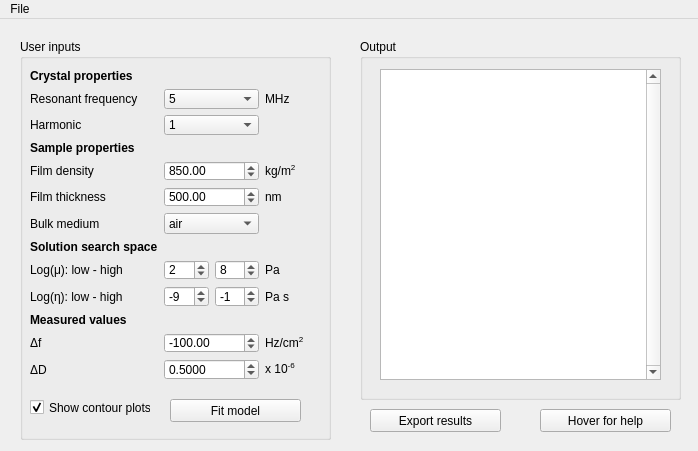
First picture: the form in ui.ui, repository ericmuckley/QCMD_calculator, before the edit.
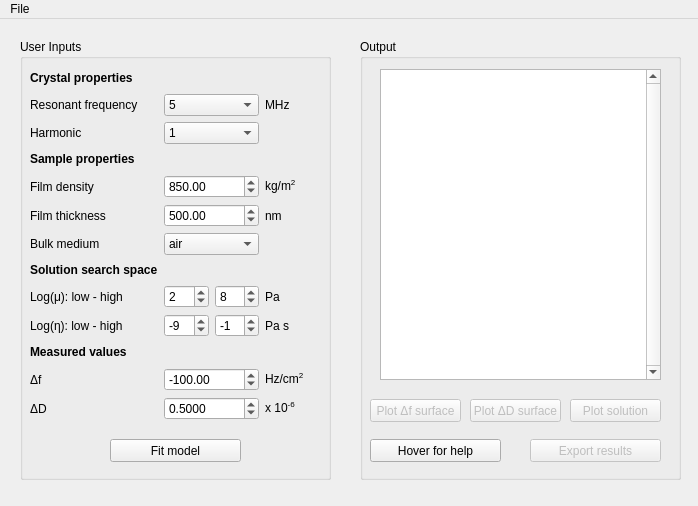
Second picture: the form after the edit.

The edit to the form file:
```diff
--- a/ui.ui
+++ b/ui.ui
@@ -7,7 +7,7 @@
     <x>0</x>
     <y>0</y>
     <width>698</width>
-    <height>451</height>
+    <height>506</height>
    </rect>
   </property>
   <property name="windowTitle">
@@ -20,7 +20,7 @@
       <x>360</x>
       <y>20</y>
       <width>321</width>
-      <height>361</height>
+      <height>441</height>
      </rect>
     </property>
     <property name="title">
@@ -62,11 +62,17 @@
       <x>20</x>
       <y>20</y>
       <width>311</width>
-      <height>401</height>
+      <height>441</height>
      </rect>
     </property>
+    <property name="font">
+     <font>
+      <weight>50</weight>
+      <bold>false</bold>
+     </font>
+    </property>
     <property name="title">
-     <string>User inputs</string>
+     <string>User Inputs</string>
     </property>
     <widget class="QWidget" name="gridLayoutWidget_4">
      <property name="geometry">
@@ -74,7 +80,7 @@
        <x>10</x>
        <y>30</y>
        <width>281</width>
-       <height>311</height>
+       <height>351</height>
       </rect>
      </property>
      <layout class="QGridLayout" name="gridLayout">
@@ -460,8 +466,8 @@
     <widget class="QPushButton" name="fit_model">
      <property name="geometry">
       <rect>
-       <x>150</x>
-       <y>360</y>
+       <x>90</x>
+       <y>400</y>
        <width>131</width>
        <height>23</height>
       </rect>
@@ -470,31 +476,12 @@
       <string>Fit model</string>
      </property>
     </widget>
-    <widget class="QCheckBox" name="show_contour_plots">
-     <property name="geometry">
-      <rect>
-       <x>10</x>
-       <y>360</y>
-       <width>121</width>
-       <height>17</height>
-      </rect>
-     </property>
-     <property name="text">
-      <string>Show contour plots</string>
-     </property>
-     <property name="checked">
-      <bool>true</bool>
-     </property>
-     <property name="tristate">
-      <bool>false</bool>
-     </property>
-    </widget>
    </widget>
    <widget class="QPushButton" name="hover_for_help">
     <property name="geometry">
      <rect>
-      <x>540</x>
-      <y>390</y>
+      <x>370</x>
+      <y>420</y>
       <width>131</width>
       <height>23</height>
      </rect>
@@ -551,10 +538,13 @@
     </property>
    </widget>
    <widget class="QPushButton" name="export_results">
+    <property name="enabled">
+     <bool>false</bool>
+    </property>
     <property name="geometry">
      <rect>
-      <x>370</x>
-      <y>390</y>
+      <x>530</x>
+      <y>420</y>
       <width>131</width>
       <height>23</height>
      </rect>
@@ -563,6 +553,57 @@
      <string>Export results</string>
     </property>
    </widget>
+   <widget class="QPushButton" name="plot_sol_surf">
+    <property name="enabled">
+     <bool>false</bool>
+    </property>
+    <property name="geometry">
+     <rect>
+      <x>570</x>
+      <y>380</y>
+      <width>91</width>
+      <height>23</height>
+     </rect>
+    </property>
+    <property name="text">
+     <string>Plot solution</string>
+    </property>
+   </widget>
+   <widget class="QPushButton" name="plot_df_surf">
+    <property name="enabled">
+     <bool>false</bool>
+    </property>
+    <property name="geometry">
+     <rect>
+      <x>370</x>
+      <y>380</y>
+      <width>91</width>
+      <height>23</height>
+     </rect>
+    </property>
+    <property name="text">
+     <string>Plot Δf surface</string>
+    </property>
+    <property name="checkable">
+     <bool>false</bool>
+    </property>
+   </widget>
+   <widget class="QPushButton" name="plot_dd_surf">
+    <property name="enabled">
+     <bool>false</bool>
+    </property>
+    <property name="geometry">
+     <rect>
+      <x>470</x>
+      <y>380</y>
+      <width>91</width>
+      <height>23</height>
+     </rect>
+    </property>
+    <property name="text">
+     <string>Plot ΔD surface</string>
+    </property>
+   </widget>
   </widget>
   <widget class="QMenuBar" name="menubar">
    <property name="geometry">
```
Left out of the diff: 12 changed lines with no effect on the pictures.
